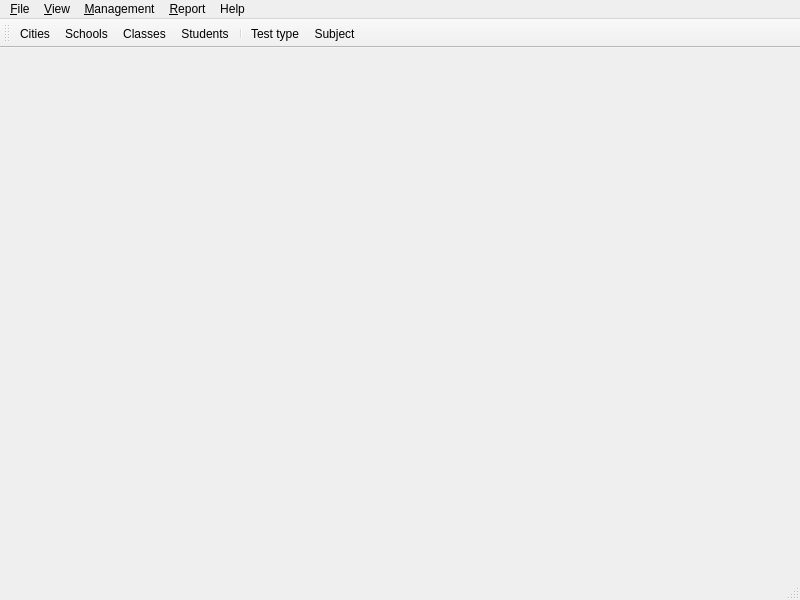
This is TeacherHelper/src/mainForm.ui in jeremydumais/TeacherHelper as Qt 5 draws it before an edit. The edited form follows.
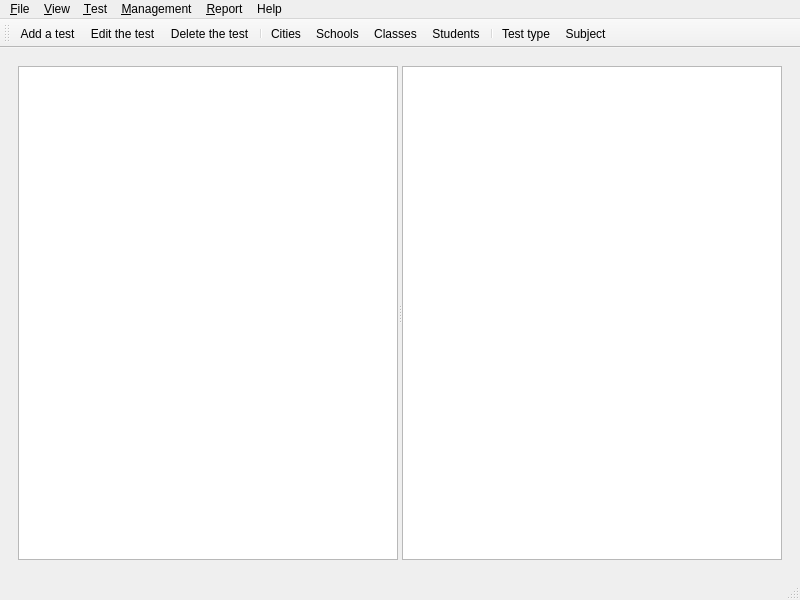
This is the edited form. Icons and pictures are not drawn.

Commit message: Start working on the test result form.

The edit to the form file:
```diff
--- a/TeacherHelper/src/mainForm.ui
+++ b/TeacherHelper/src/mainForm.ui
@@ -17,7 +17,42 @@
    <iconset resource="../res/global.qrc">
     <normaloff>:/global/TeacherHelperIcon.ico</normaloff>:/global/TeacherHelperIcon.ico</iconset>
   </property>
-  <widget class="QWidget" name="centralwidget"/>
+  <widget class="QWidget" name="centralwidget">
+   <layout class="QGridLayout" name="gridLayout">
+    <item row="0" column="0">
+     <widget class="QWidget" name="widget" native="true">
+      <layout class="QGridLayout" name="gridLayout_4">
+       <item row="0" column="0">
+        <widget class="QSplitter" name="splitter">
+         <property name="orientation">
+          <enum>Qt::Horizontal</enum>
+         </property>
+         <widget class="QTreeWidget" name="treeWidget">
+          <property name="columnCount">
+           <number>2</number>
+          </property>
+          <attribute name="headerVisible">
+           <bool>false</bool>
+          </attribute>
+          <column>
+           <property name="text">
+            <string notr="true">1</string>
+           </property>
+          </column>
+          <column>
+           <property name="text">
+            <string notr="true">2</string>
+           </property>
+          </column>
+         </widget>
+         <widget class="QTableWidget" name="tableWidget"/>
+        </widget>
+       </item>
+      </layout>
+     </widget>
+    </item>
+   </layout>
+  </widget>
   <widget class="QMenuBar" name="menubar">
    <property name="geometry">
     <rect>
@@ -70,8 +105,17 @@
     </property>
     <addaction name="actionList_of_cities"/>
    </widget>
+   <widget class="QMenu" name="menu_Test">
+    <property name="title">
+     <string>&amp;Test</string>
+    </property>
+    <addaction name="action_AddTest"/>
+    <addaction name="action_EditTest"/>
+    <addaction name="action_RemoveTest"/>
+   </widget>
    <addaction name="menu_File"/>
    <addaction name="menu_View"/>
+   <addaction name="menu_Test"/>
    <addaction name="menuGestion"/>
    <addaction name="menu_Report"/>
    <addaction name="menuHelp"/>
@@ -93,6 +137,10 @@
    <attribute name="toolBarBreak">
     <bool>false</bool>
    </attribute>
+   <addaction name="action_AddTest"/>
+   <addaction name="action_EditTest"/>
+   <addaction name="action_RemoveTest"/>
+   <addaction name="separator"/>
    <addaction name="action_Cities"/>
    <addaction name="action_Schools"/>
    <addaction name="action_Classes"/>
@@ -186,6 +234,39 @@
     <string>List of cities</string>
    </property>
   </action>
+  <action name="action_AddTest">
+   <property name="icon">
+    <iconset resource="../res/global.qrc">
+     <normaloff>:/global/addTest64.png</normaloff>:/global/addTest64.png</iconset>
+   </property>
+   <property name="text">
+    <string>&amp;Add a test...</string>
+   </property>
+  </action>
+  <action name="action_RemoveTest">
+   <property name="icon">
+    <iconset resource="../res/global.qrc">
+     <normaloff>:/global/deleteTest64.png</normaloff>:/global/deleteTest64.png</iconset>
+   </property>
+   <property name="text">
+    <string>&amp;Delete the test</string>
+   </property>
+   <property name="toolTip">
+    <string>Delete the test</string>
+   </property>
+  </action>
+  <action name="action_EditTest">
+   <property name="icon">
+    <iconset resource="../res/global.qrc">
+     <normaloff>:/global/editTest64.png</normaloff>:/global/editTest64.png</iconset>
+   </property>
+   <property name="text">
+    <string>&amp;Edit the test...</string>
+   </property>
+   <property name="toolTip">
+    <string>Edit a test</string>
+   </property>
+  </action>
  </widget>
  <resources>
   <include location="../res/global.qrc"/>
```
The commit also changes 20 other files.
